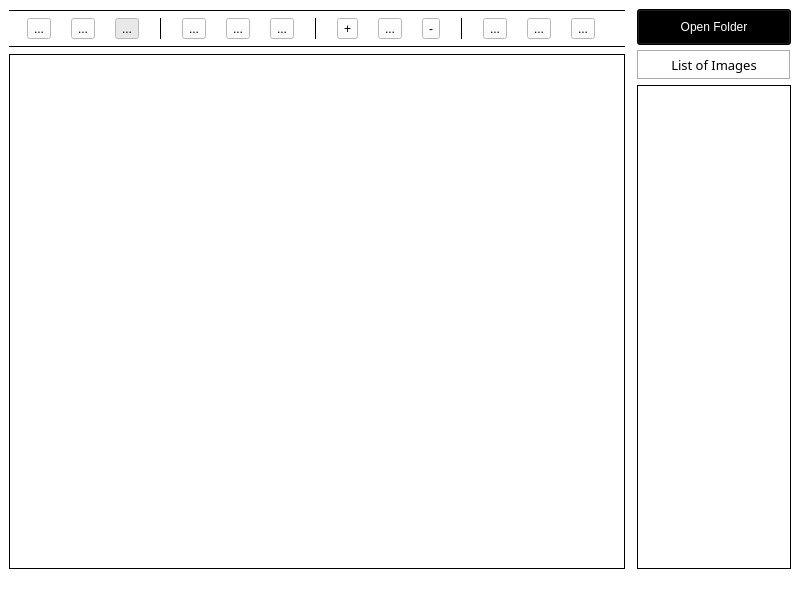
Old version of the form imageAnalysis/PyQt-Image-Viewer/main.ui in the repository rbehal/CMED-Image-Analysis.
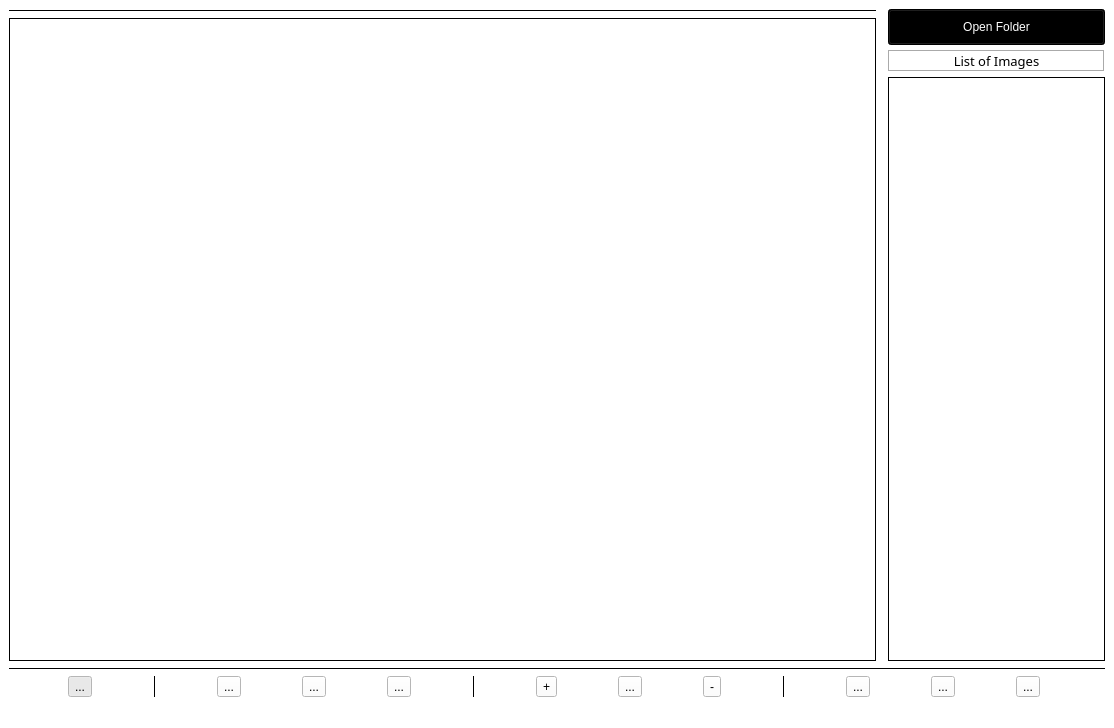
New version of the form. Icons and pictures are not drawn.

Diff of the .ui file:
```diff
--- a/imageAnalysis/PyQt-Image-Viewer/main.ui
+++ b/imageAnalysis/PyQt-Image-Viewer/main.ui
@@ -6,8 +6,8 @@
    <rect>
     <x>0</x>
     <y>0</y>
-    <width>800</width>
-    <height>600</height>
+    <width>1114</width>
+    <height>728</height>
    </rect>
   </property>
   <property name="windowTitle">
@@ -31,7 +31,7 @@
        <enum>QLayout::SetMaximumSize</enum>
       </property>
       <item>
-       <layout class="QVBoxLayout" name="verticalLayout" stretch="0,1,0,12">
+       <layout class="QVBoxLayout" name="verticalLayout" stretch="0,12">
         <property name="spacing">
          <number>6</number>
         </property>
@@ -45,361 +45,11 @@
           </property>
          </widget>
         </item>
-        <item>
-         <layout class="QHBoxLayout" name="horizontalLayout_3">
-          <property name="spacing">
-           <number>2</number>
-          </property>
-          <item>
-           <widget class="QToolButton" name="toggle_line">
-            <property name="cursor">
-             <cursorShape>PointingHandCursor</cursorShape>
-            </property>
-            <property name="toolTip">
-             <string>Mark line</string>
-            </property>
-            <property name="styleSheet">
-             <string notr="true"/>
-            </property>
-            <property name="text">
-             <string>...</string>
-            </property>
-            <property name="icon">
-             <iconset>
-              <normaloff>icons/line.png</normaloff>icons/line.png</iconset>
-            </property>
-            <property name="iconSize">
-             <size>
-              <width>20</width>
-              <height>20</height>
-             </size>
-            </property>
-            <property name="checkable">
-             <bool>true</bool>
-            </property>
-            <attribute name="buttonGroup">
-             <string notr="true">buttonGroup</string>
-            </attribute>
-           </widget>
-          </item>
-          <item>
-           <widget class="QToolButton" name="toggle_rect">
-            <property name="cursor">
-             <cursorShape>PointingHandCursor</cursorShape>
-            </property>
-            <property name="toolTip">
-             <string>Mark rectangular surface</string>
-            </property>
-            <property name="text">
-             <string>...</string>
-            </property>
-            <property name="icon">
-             <iconset>
-              <normaloff>icons/rectangle.png</normaloff>icons/rectangle.png</iconset>
-            </property>
-            <property name="iconSize">
-             <size>
-              <width>20</width>
-              <height>20</height>
-             </size>
-            </property>
-            <property name="checkable">
-             <bool>true</bool>
-            </property>
-            <attribute name="buttonGroup">
-             <string notr="true">buttonGroup</string>
-            </attribute>
-           </widget>
-          </item>
-          <item>
-           <widget class="QToolButton" name="toggle_move">
-            <property name="cursor">
-             <cursorShape>PointingHandCursor</cursorShape>
-            </property>
-            <property name="toolTip">
-             <string>Move Image</string>
-            </property>
-            <property name="autoFillBackground">
-             <bool>false</bool>
-            </property>
-            <property name="styleSheet">
-             <string notr="true"/>
-            </property>
-            <property name="text">
-             <string>...</string>
-            </property>
-            <property name="icon">
-             <iconset>
-              <normaloff>icons/move.png</normaloff>icons/move.png</iconset>
-            </property>
-            <property name="iconSize">
-             <size>
-              <width>20</width>
-              <height>20</height>
-             </size>
-            </property>
-            <property name="checkable">
-             <bool>true</bool>
-            </property>
-            <property name="checked">
-             <bool>true</bool>
-            </property>
-            <property name="toolButtonStyle">
-             <enum>Qt::ToolButtonIconOnly</enum>
-            </property>
-            <property name="autoRaise">
-             <bool>false</bool>
-            </property>
-            <attribute name="buttonGroup">
-             <string notr="true">buttonGroup</string>
-            </attribute>
-           </widget>
-          </item>
-          <item>
-           <widget class="Line" name="line_4">
-            <property name="frameShadow">
-             <enum>QFrame::Plain</enum>
-            </property>
-            <property name="orientation">
-             <enum>Qt::Vertical</enum>
-            </property>
-           </widget>
-          </item>
-          <item>
-           <widget class="QToolButton" name="save_im">
-            <property name="cursor">
-             <cursorShape>PointingHandCursor</cursorShape>
-            </property>
-            <property name="toolTip">
-             <string notr="true" extracomment="Save Image">Save Image</string>
-            </property>
-            <property name="text">
-             <string>...</string>
-            </property>
-            <property name="icon">
-             <iconset>
-              <normaloff>icons/download.png</normaloff>icons/download.png</iconset>
-            </property>
-            <property name="iconSize">
-             <size>
-              <width>20</width>
-              <height>20</height>
-             </size>
-            </property>
-           </widget>
-          </item>
-          <item>
-           <widget class="QToolButton" name="prev_im">
-            <property name="cursor">
-             <cursorShape>PointingHandCursor</cursorShape>
-            </property>
-            <property name="toolTip">
-             <string>Load Previous Image</string>
-            </property>
-            <property name="text">
-             <string>...</string>
-            </property>
-            <property name="icon">
-             <iconset>
-              <normaloff>icons/arrow-left.png</normaloff>icons/arrow-left.png</iconset>
-            </property>
-            <property name="iconSize">
-             <size>
-              <width>20</width>
-              <height>20</height>
-             </size>
-            </property>
-           </widget>
-          </item>
-          <item>
-           <widget class="QToolButton" name="next_im">
-            <property name="cursor">
-             <cursorShape>PointingHandCursor</cursorShape>
-            </property>
-            <property name="toolTip">
-             <string>Load Next Image</string>
-            </property>
-            <property name="text">
-             <string>...</string>
-            </property>
-            <property name="icon">
-             <iconset>
-              <normaloff>icons/arrow-right.png</normaloff>icons/arrow-right.png</iconset>
-            </property>
-            <property name="iconSize">
-             <size>
-              <width>20</width>
-              <height>20</height>
-             </size>
-            </property>
-           </widget>
-          </item>
-          <item>
-           <widget class="Line" name="line_5">
-            <property name="frameShadow">
-             <enum>QFrame::Plain</enum>
-            </property>
-            <property name="orientation">
-             <enum>Qt::Vertical</enum>
-            </property>
-           </widget>
-          </item>
-          <item>
-           <widget class="QToolButton" name="zoom_plus">
-            <property name="cursor">
-             <cursorShape>PointingHandCursor</cursorShape>
-            </property>
-            <property name="text">
-             <string>+</string>
-            </property>
-            <property name="icon">
-             <iconset>
-              <normaloff>icons/zoom-in.png</normaloff>icons/zoom-in.png</iconset>
-            </property>
-            <property name="iconSize">
-             <size>
-              <width>20</width>
-              <height>20</height>
-             </size>
-            </property>
-           </widget>
-          </item>
-          <item>
-           <widget class="QToolButton" name="reset_zoom">
-            <property name="cursor">
-             <cursorShape>PointingHandCursor</cursorShape>
-            </property>
-            <property name="toolTip">
-             <string>Fit Image to Canvas</string>
-            </property>
-            <property name="text">
-             <string>...</string>
-            </property>
-            <property name="icon">
-             <iconset>
-              <normaloff>icons/enlarge2.png</normaloff>icons/enlarge2.png</iconset>
-            </property>
-            <property name="iconSize">
-             <size>
-              <width>20</width>
-              <height>20</height>
-             </size>
-            </property>
-           </widget>
-          </item>
-          <item>
-           <widget class="QToolButton" name="zoom_minus">
-            <property name="cursor">
-             <cursorShape>PointingHandCursor</cursorShape>
-            </property>
-            <property name="text">
-             <string>-</string>
-            </property>
-            <property name="icon">
-             <iconset>
-              <normaloff>icons/zoom-out.png</normaloff>icons/zoom-out.png</iconset>
-            </property>
-            <property name="iconSize">
-             <size>
-              <width>20</width>
-              <height>20</height>
-             </size>
-            </property>
-           </widget>
-          </item>
-          <item>
-           <widget class="Line" name="line_6">
-            <property name="frameShadow">
-             <enum>QFrame::Plain</enum>
-            </property>
-            <property name="orientation">
-             <enum>Qt::Vertical</enum>
-            </property>
-           </widget>
-          </item>
-          <item>
-           <widget class="QToolButton" name="undo">
-            <property name="cursor">
-             <cursorShape>PointingHandCursor</cursorShape>
-            </property>
-            <property name="toolTip">
-             <string>Undo</string>
-            </property>
-            <property name="text">
-             <string>...</string>
-            </property>
-            <property name="icon">
-             <iconset>
-              <normaloff>icons/undo2.png</normaloff>icons/undo2.png</iconset>
-            </property>
-            <property name="iconSize">
-             <size>
-              <width>20</width>
-              <height>20</height>
-             </size>
-            </property>
-           </widget>
-          </item>
-          <item>
-           <widget class="QToolButton" name="clear_all">
-            <property name="cursor">
-             <cursorShape>PointingHandCursor</cursorShape>
-            </property>
-            <property name="toolTip">
-             <string>Clear All</string>
-            </property>
-            <property name="text">
-             <string>...</string>
-            </property>
-            <property name="icon">
-             <iconset>
-              <normaloff>icons/loop2.png</normaloff>icons/loop2.png</iconset>
-            </property>
-            <property name="iconSize">
-             <size>
-              <width>20</width>
-              <height>20</height>
-             </size>
-            </property>
-           </widget>
-          </item>
-          <item>
-           <widget class="QToolButton" name="redo">
-            <property name="cursor">
-             <cursorShape>PointingHandCursor</cursorShape>
-            </property>
-            <property name="toolTip">
-             <string>Redo</string>
-            </property>
-            <property name="text">
-             <string>...</string>
-            </property>
-            <property name="icon">
-             <iconset>
-              <normaloff>icons/redo2.png</normaloff>icons/redo2.png</iconset>
-            </property>
-            <property name="iconSize">
-             <size>
-              <width>20</width>
-              <height>20</height>
-             </size>
-            </property>
-           </widget>
-          </item>
-         </layout>
-        </item>
-        <item>
-         <widget class="Line" name="line">
-          <property name="frameShadow">
-           <enum>QFrame::Plain</enum>
-          </property>
-          <property name="orientation">
-           <enum>Qt::Horizontal</enum>
-          </property>
-         </widget>
-        </item>
         <item>
          <layout class="QHBoxLayout" name="horizontalLayout_2">
+          <property name="sizeConstraint">
+           <enum>QLayout::SetNoConstraint</enum>
+          </property>
           <item>
            <widget class="QLabel" name="qlabel_image">
             <property name="sizePolicy">
@@ -434,7 +84,7 @@
        </layout>
       </item>
       <item>
-       <layout class="QVBoxLayout" name="verticalLayout_10" stretch="1,3,48">
+       <layout class="QVBoxLayout" name="verticalLayout_10" stretch="1,0,0">
         <property name="spacing">
          <number>5</number>
         </property>
@@ -518,6 +168,9 @@
         </item>
         <item>
          <widget class="QListWidget" name="qlist_images">
+          <property name="enabled">
+           <bool>true</bool>
+          </property>
           <property name="styleSheet">
            <string notr="true">background-color:white</string>
           </property>
@@ -539,6 +192,298 @@
       </item>
      </layout>
     </item>
+    <item row="2" column="0">
+     <layout class="QHBoxLayout" name="horizontalLayout_3">
+      <property name="spacing">
+       <number>2</number>
+      </property>
+      <item>
+       <widget class="QToolButton" name="toggle_move">
+        <property name="cursor">
+         <cursorShape>PointingHandCursor</cursorShape>
+        </property>
+        <property name="toolTip">
+         <string>Move Image</string>
+        </property>
+        <property name="autoFillBackground">
+         <bool>false</bool>
+        </property>
+        <property name="styleSheet">
+         <string notr="true"/>
+        </property>
+        <property name="text">
+         <string>...</string>
+        </property>
+        <property name="icon">
+         <iconset>
+          <normaloff>icons/move.png</normaloff>icons/move.png</iconset>
+        </property>
+        <property name="iconSize">
+         <size>
+          <width>20</width>
+          <height>20</height>
+         </size>
+        </property>
+        <property name="checkable">
+         <bool>true</bool>
+        </property>
+        <property name="checked">
+         <bool>true</bool>
+        </property>
+        <property name="toolButtonStyle">
+         <enum>Qt::ToolButtonIconOnly</enum>
+        </property>
+        <property name="autoRaise">
+         <bool>false</bool>
+        </property>
+        <attribute name="buttonGroup">
+         <string notr="true">buttonGroup</string>
+        </attribute>
+       </widget>
+      </item>
+      <item>
+       <widget class="Line" name="line_4">
+        <property name="frameShadow">
+         <enum>QFrame::Plain</enum>
+        </property>
+        <property name="orientation">
+         <enum>Qt::Vertical</enum>
+        </property>
+       </widget>
+      </item>
+      <item>
+       <widget class="QToolButton" name="save_im">
+        <property name="cursor">
+         <cursorShape>PointingHandCursor</cursorShape>
+        </property>
+        <property name="toolTip">
+         <string notr="true" extracomment="Save Image">Save Image</string>
+        </property>
+        <property name="text">
+         <string>...</string>
+        </property>
+        <property name="icon">
+         <iconset>
+          <normaloff>icons/download.png</normaloff>icons/download.png</iconset>
+        </property>
+        <property name="iconSize">
+         <size>
+          <width>20</width>
+          <height>20</height>
+         </size>
+        </property>
+       </widget>
+      </item>
+      <item>
+       <widget class="QToolButton" name="prev_im">
+        <property name="cursor">
+         <cursorShape>PointingHandCursor</cursorShape>
+        </property>
+        <property name="toolTip">
+         <string>Load Previous Image</string>
+        </property>
+        <property name="text">
+         <string>...</string>
+        </property>
+        <property name="icon">
+         <iconset>
+          <normaloff>icons/arrow-left.png</normaloff>icons/arrow-left.png</iconset>
+        </property>
+        <property name="iconSize">
+         <size>
+          <width>20</width>
+          <height>20</height>
+         </size>
+        </property>
+       </widget>
+      </item>
+      <item>
+       <widget class="QToolButton" name="next_im">
+        <property name="cursor">
+         <cursorShape>PointingHandCursor</cursorShape>
+        </property>
+        <property name="toolTip">
+         <string>Load Next Image</string>
+        </property>
+        <property name="text">
+         <string>...</string>
+        </property>
+        <property name="icon">
+         <iconset>
+          <normaloff>icons/arrow-right.png</normaloff>icons/arrow-right.png</iconset>
+        </property>
+        <property name="iconSize">
+         <size>
+          <width>20</width>
+          <height>20</height>
+         </size>
+        </property>
+       </widget>
+      </item>
+      <item>
+       <widget class="Line" name="line_5">
+        <property name="frameShadow">
+         <enum>QFrame::Plain</enum>
+        </property>
+        <property name="orientation">
+         <enum>Qt::Vertical</enum>
+        </property>
+       </widget>
+      </item>
+      <item>
+       <widget class="QToolButton" name="zoom_plus">
+        <property name="cursor">
+         <cursorShape>PointingHandCursor</cursorShape>
+        </property>
+        <property name="text">
+         <string>+</string>
+        </property>
+        <property name="icon">
+         <iconset>
+          <normaloff>icons/zoom-in.png</normaloff>icons/zoom-in.png</iconset>
+        </property>
+        <property name="iconSize">
+         <size>
+          <width>20</width>
+          <height>20</height>
+         </size>
+        </property>
+       </widget>
+      </item>
+      <item>
+       <widget class="QToolButton" name="reset_zoom">
+        <property name="cursor">
+         <cursorShape>PointingHandCursor</cursorShape>
+        </property>
+        <property name="toolTip">
+         <string>Fit Image to Canvas</string>
+        </property>
+        <property name="text">
+         <string>...</string>
+        </property>
+        <property name="icon">
+         <iconset>
+          <normaloff>icons/enlarge2.png</normaloff>icons/enlarge2.png</iconset>
+        </property>
+        <property name="iconSize">
+         <size>
+          <width>20</width>
+          <height>20</height>
+         </size>
+        </property>
+       </widget>
+      </item>
+      <item>
+       <widget class="QToolButton" name="zoom_minus">
+        <property name="cursor">
+         <cursorShape>PointingHandCursor</cursorShape>
+        </property>
+        <property name="text">
+         <string>-</string>
+        </property>
+        <property name="icon">
+         <iconset>
+          <normaloff>icons/zoom-out.png</normaloff>icons/zoom-out.png</iconset>
+        </property>
+        <property name="iconSize">
+         <size>
+          <width>20</width>
+          <height>20</height>
+         </size>
+        </property>
+       </widget>
+      </item>
+      <item>
+       <widget class="Line" name="line_6">
+        <property name="frameShadow">
+         <enum>QFrame::Plain</enum>
+        </property>
+        <property name="orientation">
+         <enum>Qt::Vertical</enum>
+        </property>
+       </widget>
+      </item>
+      <item>
+       <widget class="QToolButton" name="undo">
+        <property name="cursor">
+         <cursorShape>PointingHandCursor</cursorShape>
+        </property>
+        <property name="toolTip">
+         <string>Undo</string>
+        </property>
+        <property name="text">
+         <string>...</string>
+        </property>
+        <property name="icon">
+         <iconset>
+          <normaloff>icons/undo2.png</normaloff>icons/undo2.png</iconset>
+        </property>
+        <property name="iconSize">
+         <size>
+          <width>20</width>
+          <height>20</height>
+         </size>
+        </property>
+       </widget>
+      </item>
+      <item>
+       <widget class="QToolButton" name="clear_all">
+        <property name="cursor">
+         <cursorShape>PointingHandCursor</cursorShape>
+        </property>
+        <property name="toolTip">
+         <string>Clear All</string>
+        </property>
+        <property name="text">
+         <string>...</string>
+        </property>
+        <property name="icon">
+         <iconset>
+          <normaloff>icons/loop2.png</normaloff>icons/loop2.png</iconset>
+        </property>
+        <property name="iconSize">
+         <size>
+          <width>20</width>
+          <height>20</height>
+         </size>
+        </property>
+       </widget>
+      </item>
+      <item>
+       <widget class="QToolButton" name="redo">
+        <property name="cursor">
+         <cursorShape>PointingHandCursor</cursorShape>
+        </property>
+        <property name="toolTip">
+         <string>Redo</string>
+        </property>
+        <property name="text">
+         <string>...</string>
+        </property>
+        <property name="icon">
+         <iconset>
+          <normaloff>icons/redo2.png</normaloff>icons/redo2.png</iconset>
+        </property>
+        <property name="iconSize">
+         <size>
+          <width>20</width>
+          <height>20</height>
+         </size>
+        </property>
+       </widget>
+      </item>
+     </layout>
+    </item>
+    <item row="1" column="0">
+     <widget class="Line" name="line">
+      <property name="frameShadow">
+       <enum>QFrame::Plain</enum>
+      </property>
+      <property name="orientation">
+       <enum>Qt::Horizontal</enum>
+      </property>
+     </widget>
+    </item>
    </layout>
   </widget>
   <widget class="QMenuBar" name="menubar">
```
Left out of the diff: 4 changed lines with no effect on the pictures.
